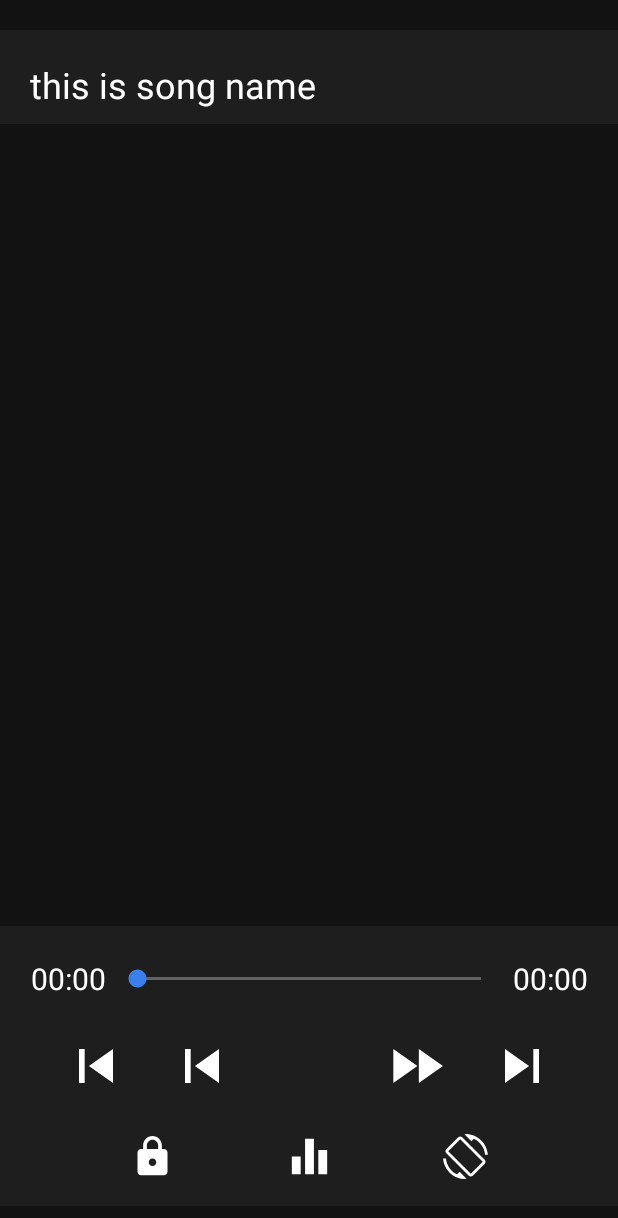
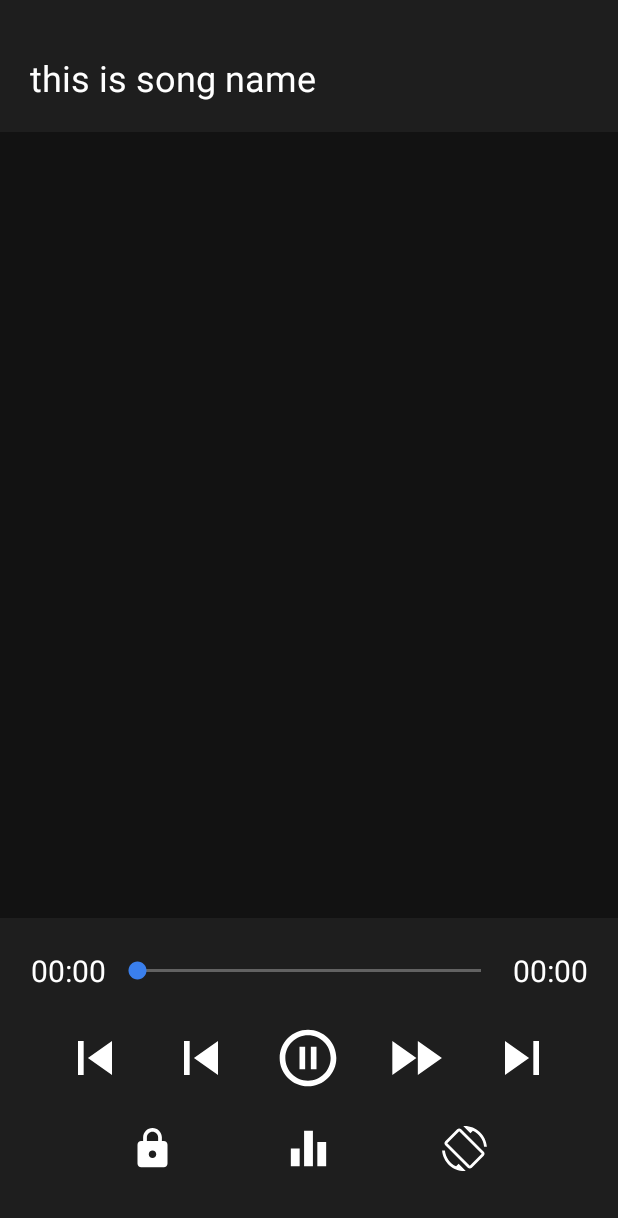
Before and after one commit to SOUMYA788/Music-Player-Apk, an Android app: the layout video_control_pannel.xml on its own in the app's theme, with its tools: preview values and no code run, on a phone screen of 412 x 824 dp. Shown: the top 1218 px of the screen. Run offline under Robolectric (Android 15) with nearby library versions, the light colour scheme and no system bars.

Commit message:
Update UI

```diff
--- a/app/src/main/AndroidManifest.xml
+++ b/app/src/main/AndroidManifest.xml
@@ -6,7 +6,8 @@
 
     <uses-permission android:name="android.permission.WRITE_EXTERNAL_STORAGE"/>
     <uses-permission android:name="android.permission.READ_EXTERNAL_STORAGE"/>
-    <uses-permission android:name="android.permission.MANAGE_EXTERNAL_STORAGE"/>
+    <uses-permission android:name="android.permission.MANAGE_EXTERNAL_STORAGE"
+        tools:ignore="ScopedStorage" />
 
     <application
         android:allowBackup="true"
@@ -25,7 +26,7 @@
         <activity
             android:name=".VideoPlayerActivity"
             android:configChanges="orientation|screenSize"
-            android:parentActivityName=".MainActivity"/>
+            android:parentActivityName=".MainActivity" />
 
         <activity
             android:name=".MainActivity"
--- a/app/src/main/java/com/example/mediaplayer/NowPlayingBottomFragment.java
+++ b/app/src/main/java/com/example/mediaplayer/NowPlayingBottomFragment.java
@@ -12,6 +12,7 @@ import android.os.Bundle;
 import androidx.fragment.app.Fragment;
 
 import android.os.IBinder;
+import android.util.Log;
 import android.view.LayoutInflater;
 import android.view.View;
 import android.view.ViewGroup;
@@ -142,6 +143,7 @@ public class NowPlayingBottomFragment extends Fragment implements ServiceConnect
     public void onResume() {
         super.onResume();
         // Adding Details in Now Playing Mini View.
+        Log.e("ON_RESUME_PAUSE", "ON RESUME STARTED");
         if (SHOW_NOW_PLAYING) {
             if (PATH != null) {
                 // Adding Image in Mini View.
@@ -165,13 +167,17 @@ public class NowPlayingBottomFragment extends Fragment implements ServiceConnect
         }
     }
 
+/*
     @Override
     public void onPause() {
+        Log.e("ON_RESUME_PAUSE", "ON PAUSE STARTED");
         super.onPause();
         if (getContext()!=null){
             getContext().unbindService(this);
         }
     }
+    */
+
 
     @Override
     public void onDestroy() {
--- a/app/src/main/java/com/example/mediaplayer/VideoPlayerActivity.java
+++ b/app/src/main/java/com/example/mediaplayer/VideoPlayerActivity.java
@@ -5,6 +5,7 @@ import androidx.appcompat.app.AppCompatActivity;
 import android.annotation.SuppressLint;
 import android.content.Intent;
 import android.content.pm.ActivityInfo;
+import android.graphics.Color;
 import android.media.MediaPlayer;
 import android.media.audiofx.AudioEffect;
 import android.net.Uri;
@@ -28,9 +29,9 @@ import static com.example.mediaplayer.MainActivity.videoMusicFiles;
 public class VideoPlayerActivity extends AppCompatActivity {
     int position, orientation;
     TextView songNameTextView, videoStartTime, videoEndTime;
-    ImageView videoPlayPause, videoEquilizer, previousVideo,videoRewind, nextVideo,videoFastForward, videoRotation, videoLock, videoUnlock;
+    ImageView videoPlayPause, videoEquilizer, previousVideo, videoRewind, nextVideo, videoFastForward, videoRotation, videoLock, videoUnlock;
     SeekBar videoSeekBar;
-    ArrayList<VideoMusicFiles>myVideoSongs;
+    ArrayList<VideoMusicFiles> myVideoSongs;
     Uri VideoUri;
     VideoView player;
 
@@ -44,7 +45,13 @@ public class VideoPlayerActivity extends AppCompatActivity {
     protected void onCreate(Bundle savedInstanceState) {
         requestWindowFeature(Window.FEATURE_NO_TITLE);
         super.onCreate(savedInstanceState);
-        this.getWindow().setFlags(WindowManager.LayoutParams.FLAG_FULLSCREEN, WindowManager.LayoutParams.FLAG_FULLSCREEN);
+
+        this.getWindow().setStatusBarColor(Color.TRANSPARENT);
+
+        this.getWindow().setFlags(
+                WindowManager.LayoutParams.FLAG_LAYOUT_NO_LIMITS,
+                WindowManager.LayoutParams.FLAG_LAYOUT_IN_SCREEN
+        );
         setContentView(R.layout.activity_video_player);
 
         // Dealers XML File View here.
@@ -55,8 +62,11 @@ public class VideoPlayerActivity extends AppCompatActivity {
 
         videoPlayPause.setImageResource(R.drawable.ic_pause);
 
-        position  = getIntent().getIntExtra("videoListPosition", 0);
+        position = getIntent().getIntExtra("videoListPosition", 0);
         playInitialVideo();
+
+        songNameTextView.setSelected(true);
+
 
         activatingControlPanel();
 
@@ -85,10 +95,10 @@ public class VideoPlayerActivity extends AppCompatActivity {
     private void activatingControlPanel() {
         // Video Control Panel
         videoPlayPause.setOnClickListener(v -> {
-            if (player.isPlaying()){
+            if (player.isPlaying()) {
                 player.pause();
                 videoPlayPause.setImageResource(R.drawable.ic_play);
-            }else {
+            } else {
                 player.start();
                 videoPlayPause.setImageResource(R.drawable.ic_pause);
             }
@@ -106,7 +116,7 @@ public class VideoPlayerActivity extends AppCompatActivity {
 
         videoFastForward.setOnClickListener(v -> {
             try {
-                player.seekTo(player.getCurrentPosition()+5000);
+                player.seekTo(player.getCurrentPosition() + 5000);
             } catch (Exception e) {
                 Toast.makeText(VideoPlayerActivity.this, "VIDEO COMPLETE", Toast.LENGTH_SHORT).show();
             }
@@ -120,7 +130,7 @@ public class VideoPlayerActivity extends AppCompatActivity {
 
         videoRewind.setOnClickListener(v -> {
             try {
-                player.seekTo(player.getCurrentPosition()-1000);
+                player.seekTo(player.getCurrentPosition() - 1000);
             } catch (Exception e) {
                 Toast.makeText(VideoPlayerActivity.this, "REACHED ON STARTING POINT", Toast.LENGTH_SHORT).show();
             }
@@ -135,7 +145,7 @@ public class VideoPlayerActivity extends AppCompatActivity {
                 eqIntent.putExtra(AudioEffect.EXTRA_CONTENT_TYPE, AudioEffect.CONTENT_TYPE_MUSIC);
                 startActivityForResult(eqIntent, 13);
                 Toast.makeText(getApplicationContext(), "Presenting Equalizer", Toast.LENGTH_SHORT).show();
-            }catch (Exception e){
+            } catch (Exception e) {
                 Toast.makeText(VideoPlayerActivity.this, "Equalizer Not Found", Toast.LENGTH_SHORT).show();
             }
         });
@@ -143,10 +153,9 @@ public class VideoPlayerActivity extends AppCompatActivity {
         videoRotation.setOnClickListener(v -> {
 
             try {
-                if (getRequestedOrientation() == ActivityInfo.SCREEN_ORIENTATION_PORTRAIT)
-                {
+                if (getRequestedOrientation() == ActivityInfo.SCREEN_ORIENTATION_PORTRAIT) {
                     setRequestedOrientation(ActivityInfo.SCREEN_ORIENTATION_LANDSCAPE);
-                }else{
+                } else {
                     setRequestedOrientation(ActivityInfo.SCREEN_ORIENTATION_PORTRAIT);
                 }
             } catch (Exception e) {
@@ -156,25 +165,25 @@ public class VideoPlayerActivity extends AppCompatActivity {
         });
 
         videoViewRelativeLayout.setOnClickListener(v -> {
-            if (!isVideoLock){
+            if (!isVideoLock) {
                 try {
-                    if (isOpen){
+                    if (isOpen) {
                         hideControlPanel();
-                    }else {
+                    } else {
                         showControlPanel();
                     }
                 } catch (Exception e) {
                     e.printStackTrace();
                 }
-            }else{
+            } else {
                 hideControlPanel();
             }
 
         });
 
         videoUnlock.setOnClickListener(v -> {
-            if (isVideoLock){
-                if (videoUnlock.getVisibility() == View.VISIBLE){
+            if (isVideoLock) {
+                if (videoUnlock.getVisibility() == View.VISIBLE) {
                     videoUnlock.setVisibility(View.GONE);
                 }
                 isVideoLock = false;
@@ -183,8 +192,8 @@ public class VideoPlayerActivity extends AppCompatActivity {
         });
 
         videoLock.setOnClickListener(v -> {
-            if (!isVideoLock){
-                if (videoUnlock.getVisibility() == View.GONE){
+            if (!isVideoLock) {
+                if (videoUnlock.getVisibility() == View.GONE) {
                     videoUnlock.setVisibility(View.VISIBLE);
                 }
                 isVideoLock = true;
@@ -195,10 +204,16 @@ public class VideoPlayerActivity extends AppCompatActivity {
 
     // Changing Music
     private void changeMusic() {
-        videoSeekBar.setProgress(0);
         VideoUri = Uri.parse(myVideoSongs.get(position).getPath());
         player.setVideoURI(VideoUri);
-        player.start();
+        player.setOnPreparedListener(mp -> {
+            videoSeekBar.setProgress(0);
+            videoSeekBar.setMax(player.getDuration());
+            player.start();
+            songNameTextView.setText(myVideoSongs.get(position).getTitle());
+            videoEndTime.setText(createVideoTiming(player.getDuration()));
+            setVideoSongTiming();
+        });
         videoPlayPause.setImageResource(R.drawable.ic_pause);
     }
 
@@ -208,7 +223,7 @@ public class VideoPlayerActivity extends AppCompatActivity {
         videoPlayPause.setImageResource(R.drawable.ic_play);
     }
 
-    private void playInitialVideo(){
+    private void playInitialVideo() {
         // getting path as videoUri and set path on player.
         VideoUri = Uri.parse(myVideoSongs.get(position).getPath());
         player.setVideoURI(VideoUri);
@@ -224,12 +239,11 @@ public class VideoPlayerActivity extends AppCompatActivity {
                 @Override
                 public void run() {
                     try {
-                        while (player.getDuration()>0) {
+                        while (player.getDuration() > 0) {
                             videoSeekBar.setProgress(player.getCurrentPosition());
                             sleep(500);
                         }
-                    }
-                    catch (InterruptedException e) {
+                    } catch (InterruptedException e) {
                         e.printStackTrace();
                     }
                 }
@@ -240,8 +254,7 @@ public class VideoPlayerActivity extends AppCompatActivity {
             videoSeekBar.setOnSeekBarChangeListener(new SeekBar.OnSeekBarChangeListener() {
                 @Override
                 public void onProgressChanged(SeekBar seekBar, int progress, boolean fromUser) {
-                    if (fromUser && player!=null)
-                    {
+                    if (fromUser && player != null) {
                         player.seekTo(progress);
                     }
                 }
@@ -276,20 +289,19 @@ public class VideoPlayerActivity extends AppCompatActivity {
     private void showControlPanel() {
         videoControlPannel.setVisibility(View.VISIBLE);
         final Window window = getWindow();
-        if (window == null)
-        {
+        if (window == null) {
             return;
         }
         //window.clearFlags(WindowManager.LayoutParams.FLAG_FULLSCREEN);
         window.addFlags(WindowManager.LayoutParams.FLAG_FORCE_NOT_FULLSCREEN);
         isOpen = true;
     }
+
     private void hideControlPanel() {
 
         videoControlPannel.setVisibility(View.GONE);
         final Window window = getWindow();
-        if (window == null)
-        {
+        if (window == null) {
             return;
         }
         window.clearFlags(WindowManager.LayoutParams.FLAG_FORCE_NOT_FULLSCREEN);
@@ -314,26 +326,21 @@ public class VideoPlayerActivity extends AppCompatActivity {
         }, delay);
 
     }
+
     public String createVideoTiming(int duration) {
         // Used in setSongTiming
         String time = "";
-        int min = duration/1000/60;
-        int sec = duration/1000%60;
-        time+=min+":";
-        if (sec<10){
-            time+="0";
+        int min = duration / 1000 / 60;
+        int sec = duration / 1000 % 60;
+        time += min + ":";
+        if (sec < 10) {
+            time += "0";
         }
-        time+= sec;
+        time += sec;
         return time;
     }
 
     // Pause when minimise window
-    @Override
-    protected void onPause() {
-        super.onPause();
-        player.pause();
-        //videoPlayPause.setImageResource(R.drawable.ic_play);
-    }
 
     @Override
     public void onBackPressed() {
--- a/app/src/main/res/layout/activity_video_player.xml
+++ b/app/src/main/res/layout/activity_video_player.xml
@@ -7,7 +7,7 @@
     android:layout_height="match_parent"
     android:layout_gravity="center"
     android:gravity="center"
-    android:visibility="visible">
+    android:fitsSystemWindows="true">
 
 
     <RelativeLayout
@@ -18,12 +18,13 @@
         app:layout_constraintBottom_toBottomOf="parent"
         app:layout_constraintEnd_toEndOf="parent"
         app:layout_constraintStart_toStartOf="parent"
+        android:gravity="center"
         app:layout_constraintTop_toTopOf="parent">
 
         <VideoView
             android:id="@+id/videoPlayer"
-            android:layout_width="match_parent"
-            android:layout_height="match_parent"
+            android:layout_width="wrap_content"
+            android:layout_height="wrap_content"
             android:layout_gravity="center"
             app:layout_constraintBottom_toBottomOf="parent"
             app:layout_constraintEnd_toEndOf="parent"
--- a/app/src/main/res/layout/video_control_pannel.xml
+++ b/app/src/main/res/layout/video_control_pannel.xml
@@ -4,30 +4,26 @@
     xmlns:app="http://schemas.android.com/apk/res-auto"
     android:id="@+id/videoControlPannel"
     android:layout_width="match_parent"
-    android:layout_height="match_parent"
-    android:padding="20dp"
-    android:paddingStart="0dp"
-    android:paddingEnd="0dp">
+    android:layout_height="match_parent">
 
     <LinearLayout
         android:layout_width="match_parent"
         android:layout_height="wrap_content"
         android:orientation="horizontal"
-        android:paddingStart="10dp"
-        android:paddingTop="10dp"
+        android:padding="20dp"
         android:background="@color/lightBlack">
 
         <TextView
             android:id="@+id/songNameTextView"
             android:layout_width="match_parent"
             android:layout_height="wrap_content"
-            android:layout_margin="10dp"
             android:background="#00000000"
             android:ellipsize="marquee"
             android:marqueeRepeatLimit="marquee_forever"
             android:singleLine="true"
             android:text="@string/this_is_song_name"
             android:textColor="@color/white"
+            android:layout_marginTop="15dp"
             android:textSize="24sp" />
 
     </LinearLayout>
@@ -38,7 +34,6 @@
         android:layout_height="wrap_content"
         android:layout_alignParentBottom="true"
         android:padding="15dp"
-        android:paddingBottom="15dp"
         android:gravity="center"
         android:orientation="vertical"
         android:background="@color/lightBlack">
@@ -84,13 +79,17 @@
 
         </LinearLayout>
 
-        <androidx.constraintlayout.widget.ConstraintLayout
+        <LinearLayout
             android:id="@+id/videoBtnSetTwo"
             android:layout_width="match_parent"
             android:layout_height="wrap_content"
             android:gravity="center"
             android:layout_gravity="center_vertical"
             android:orientation="horizontal">
+            <Space
+                android:layout_width="0dp"
+                android:layout_height="1dp"
+                android:layout_weight="1"/>
 
 
             <ImageView
@@ -100,27 +99,25 @@
 
                 android:layout_gravity="center"
                 android:background="@drawable/ic_skip_previous"
-                android:backgroundTint="@color/white"
-
-                app:layout_constraintTop_toTopOf="parent"
-                app:layout_constraintBottom_toBottomOf="parent"
-                app:layout_constraintStart_toStartOf="parent"
-                app:layout_constraintEnd_toStartOf="@id/videoRewind"/>
+                android:backgroundTint="@color/white" />
+            <Space
+                android:layout_width="0dp"
+                android:layout_height="1dp"
+                android:layout_weight="1"/>
 
 
             <ImageView
                 android:id="@+id/videoRewind"
                 android:layout_width="45dp"
                 android:layout_height="45dp"
-
                 android:layout_gravity="center"
                 android:background="@drawable/ic_skip_previous"
-                android:backgroundTint="@color/white"
+                android:backgroundTint="@color/white" />
 
-                app:layout_constraintTop_toTopOf="parent"
-                app:layout_constraintBottom_toBottomOf="parent"
-                app:layout_constraintStart_toEndOf="@id/previousVideo"
-                app:layout_constraintEnd_toStartOf="@id/videoPlayPause"/>
+            <Space
+                android:layout_width="0dp"
+                android:layout_height="1dp"
+                android:layout_weight="1"/>
 
 
             <ImageView
@@ -129,11 +126,12 @@
                 android:layout_height="45dp"
                 android:layout_gravity="center"
                 android:backgroundTint="@color/white"
+                android:src="@drawable/ic_pause"/>
 
-                app:layout_constraintTop_toTopOf="parent"
-                app:layout_constraintBottom_toBottomOf="parent"
-                app:layout_constraintStart_toEndOf="@id/videoRewind"
-                app:layout_constraintEnd_toStartOf="@id/videoFastForward"/>
+            <Space
+                android:layout_width="0dp"
+                android:layout_height="1dp"
+                android:layout_weight="1"/>
 
             <ImageView
                 android:id="@+id/videoFastForward"
@@ -141,12 +139,11 @@
                 android:layout_height="45dp"
                 android:layout_gravity="center"
                 android:background="@drawable/ic_fast_forward"
-                android:backgroundTint="@color/white"
-
-                app:layout_constraintTop_toTopOf="parent"
-                app:layout_constraintBottom_toBottomOf="parent"
-                app:layout_constraintStart_toEndOf="@id/videoPlayPause"
-                app:layout_constraintEnd_toStartOf="@id/nextVideo"/>
+                android:backgroundTint="@color/white" />
+            <Space
+                android:layout_width="0dp"
+                android:layout_height="1dp"
+                android:layout_weight="1"/>
 
 
             <ImageView
@@ -155,22 +152,26 @@
                 android:layout_height="45dp"
                 android:layout_gravity="center"
                 android:background="@drawable/ic_skip_next"
-                android:backgroundTint="@color/white"
+                android:backgroundTint="@color/white" />
+            <Space
+                android:layout_width="0dp"
+                android:layout_height="1dp"
+                android:layout_weight="1"/>
 
-                app:layout_constraintTop_toTopOf="parent"
-                app:layout_constraintBottom_toBottomOf="parent"
-                app:layout_constraintStart_toEndOf="@id/videoFastForward"
-                app:layout_constraintEnd_toEndOf="parent"/>
+        </LinearLayout>
 
-        </androidx.constraintlayout.widget.ConstraintLayout>
-
-
-
-        <androidx.constraintlayout.widget.ConstraintLayout
+        <LinearLayout
             android:layout_width="match_parent"
             android:layout_height="wrap_content"
             android:layout_marginTop="20dp"
-            android:layout_gravity="center">
+            android:paddingBottom="25dp"
+            android:layout_gravity="center"
+            android:gravity="center">
+
+            <Space
+                android:layout_width="0dp"
+                android:layout_height="1dp"
+                android:layout_weight="1"/>
 
             <ImageView
                 android:id="@+id/videoLock"
@@ -179,12 +180,12 @@
 
                 android:layout_gravity="center"
                 android:background="@drawable/ic_lock"
-                android:backgroundTint="@color/white"
+                android:backgroundTint="@color/white" />
 
-                app:layout_constraintTop_toTopOf="parent"
-                app:layout_constraintBottom_toBottomOf="parent"
-                app:layout_constraintStart_toStartOf="parent"
-                app:layout_constraintEnd_toStartOf="@id/videoEquilizer"/>
+            <Space
+                android:layout_width="0dp"
+                android:layout_height="1dp"
+                android:layout_weight="1"/>
 
             <ImageView
                 android:id="@+id/videoEquilizer"
@@ -193,12 +194,12 @@
 
                 android:layout_gravity="center"
                 android:background="@drawable/ic_equalizer"
-                android:backgroundTint="@color/white"
+                android:backgroundTint="@color/white" />
 
-                app:layout_constraintTop_toTopOf="parent"
-                app:layout_constraintBottom_toBottomOf="parent"
-                app:layout_constraintStart_toEndOf="@id/videoLock"
-                app:layout_constraintEnd_toStartOf="@id/videoRotation"/>
+            <Space
+                android:layout_width="0dp"
+                android:layout_height="1dp"
+                android:layout_weight="1"/>
 
             <ImageView
                 android:id="@+id/videoRotation"
@@ -206,20 +207,15 @@
                 android:layout_height="30dp"
                 android:layout_gravity="center"
                 android:background="@drawable/ic_screen_rotation"
-                android:backgroundTint="@color/white"
+                android:backgroundTint="@color/white" />
 
-                app:layout_constraintTop_toTopOf="parent"
-                app:layout_constraintBottom_toBottomOf="parent"
-                app:layout_constraintStart_toEndOf="@id/videoEquilizer"
-                app:layout_constraintEnd_toEndOf="parent"/>
+            <Space
+                android:layout_width="0dp"
+                android:layout_height="1dp"
+                android:layout_weight="1"/>
 
-
-        </androidx.constraintlayout.widget.ConstraintLayout>
-
+        </LinearLayout>
 
     </LinearLayout>
 
-
-
-
 </RelativeLayout>
```
